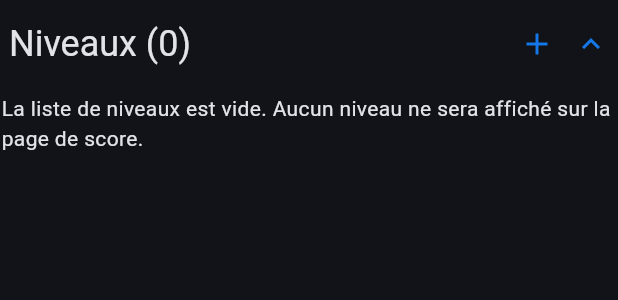
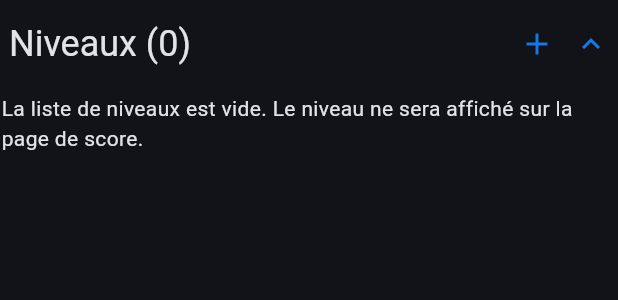
Before and after one commit to alexleboucher/make_your_quiz, a Flutter app: the LevelsSection widget shown alone on an empty page, opened directly, after a tap on an icon or button, on a phone screen of 412 x 824 dp. Shown: the top 300 px of the screen. Run offline on Flutter 3.47's test engine with Material 2 defaults, Android fonts, the phone set to English and light mode, and no system bars; our stand-ins replace beamer, equatable, flutter_bloc, flutter_colorpicker, google_fonts, hydrated_bloc; missing offline and left inert: day_night_switch; Roboto replaces fonts that are missing (Ubuntu).

```diff
--- a/lib/settings/view/levels/levels_section.dart
+++ b/lib/settings/view/levels/levels_section.dart
@@ -9,14 +9,31 @@ import 'package:make_your_quiz/shared/widgets/custom_expansion_tile.dart';
 class LevelsSection extends StatelessWidget {
   const LevelsSection({super.key});
 
+  static const levelNotDisplayWarning =
+      'Le niveau ne sera affiché sur la page de score.';
   static const noLevelsWarning =
-      'La liste de niveaux est vide. Aucun niveau ne sera affiché sur la page de score.';
+      'La liste de niveaux est vide. $levelNotDisplayWarning';
 
   @override
   Widget build(BuildContext context) {
     final levels = context.select((SettingsCubit cubit) => cubit.state.levels);
     final questions =
         context.select((SettingsCubit cubit) => cubit.state.questions);
+
+    String? warning;
+    if (levels.isNotEmpty && questions.length + 1 != levels.length) {
+      if (questions.length + 1 > levels.length) {
+        final missingLevelsNumber = questions.length + 1 - levels.length;
+        warning =
+            'Il manque $missingLevelsNumber niveau${missingLevelsNumber > 1 ? 'x' : ''}. $levelNotDisplayWarning';
+      } else {
+        final overLevelsNumber = (questions.length + 1 - levels.length).abs();
+        warning =
+            'Il y a $overLevelsNumber niveau${overLevelsNumber > 1 ? 'x' : ''} en trop. $levelNotDisplayWarning';
+      }
+    } else if (levels.isEmpty && questions.isNotEmpty) {
+      warning = noLevelsWarning;
+    }
 
     return CustomExpansionTile(
       shape: Border.all(color: Colors.transparent),
@@ -29,26 +46,14 @@ class LevelsSection extends StatelessWidget {
             typo: Typo.headlineSmall,
             style: GoogleFonts.ubuntu(
               fontWeight: FontWeight.w400,
-              color: questions.length != levels.length ? Colors.amber : null,
+              color: warning != null ? Colors.amber : null,
             ),
           ),
-          if (levels.isNotEmpty && questions.length != levels.length) ...[
+          if (warning != null) ...[
             const SizedBox(width: 5),
-            const Tooltip(
-              message:
-                  "Le nombre de niveaux et de questions n'est pas le même.",
-              child: Icon(
-                Icons.warning_rounded,
-                color: Colors.amber,
-                size: 25,
-              ),
-            ),
-          ],
-          if (levels.isEmpty && questions.isNotEmpty) ...[
-            const SizedBox(width: 5),
-            const Tooltip(
-              message: noLevelsWarning,
-              child: Icon(
+            Tooltip(
+              message: warning,
+              child: const Icon(
                 Icons.warning_rounded,
                 color: Colors.amber,
                 size: 25,
@@ -81,7 +86,7 @@ class LevelsSection extends StatelessWidget {
                       Card(
                         key: Key('$i'),
                         child: ListTile(
-                          title: Text(levels[i]),
+                          title: Text('Score $i : ${levels[i]}'),
                           leading: ReorderableDragStartListener(
                             index: i,
                             child: const Icon(Icons.drag_handle),
```
Also changed, not shown: lib/score/view/score_page.dart (+53 -3 lines), lib/shared/widgets/segmented_linear_progress_indicator.dart (+20 -4 lines).
